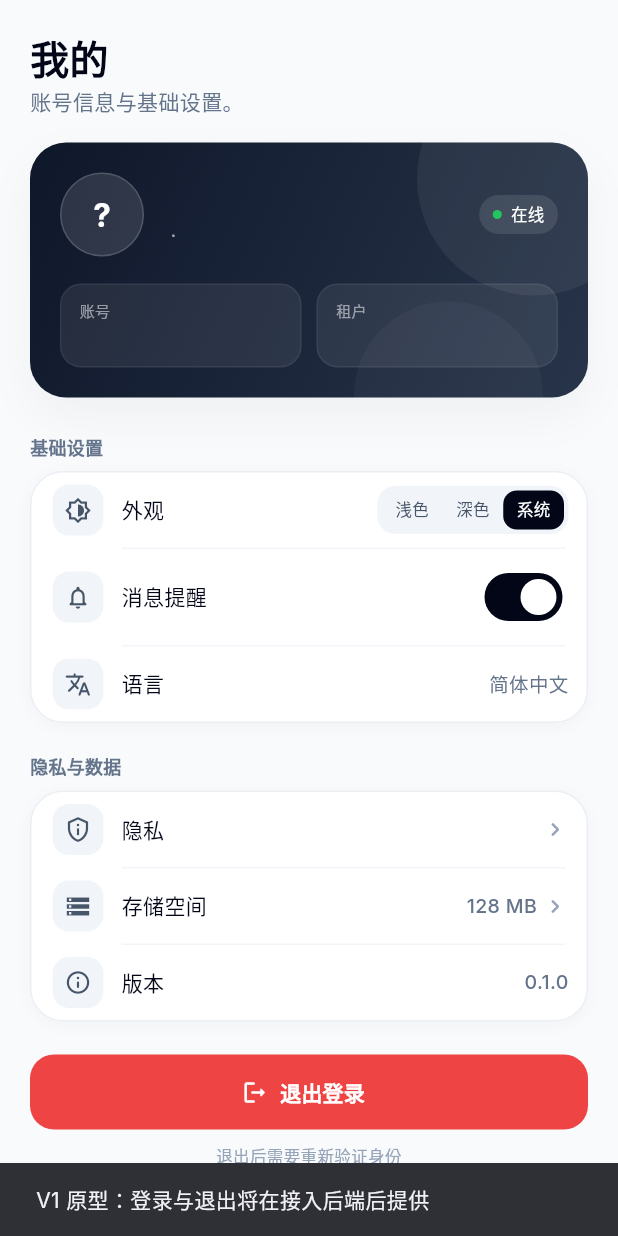
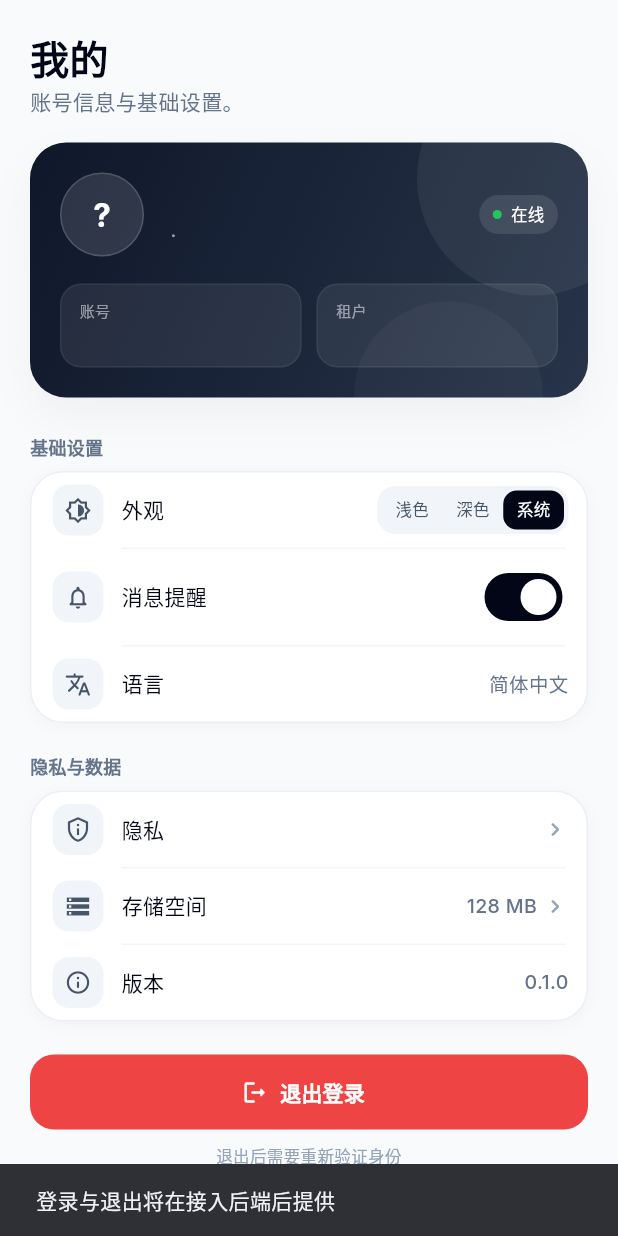
Before and after one commit to kurosann/cs-im-app, a Flutter app: the MePage widget shown alone on an empty page, opened directly, after a tap on "退出登录", on a phone screen of 412 x 824 dp. Run offline on Flutter 3.47's test engine with Material 3 defaults, Android fonts, the light colour scheme and no system bars; our stand-ins replace shared_preferences; missing offline and left inert: encrypt; accounts and stored records are empty.

Commit message:
chore: remove v1 branding

```diff
--- a/lib/config/app_config.dart
+++ b/lib/config/app_config.dart
@@ -6,7 +6,7 @@ abstract final class AppConfig {
     defaultValue: '',
   );
 
-  /// V1 纯前端阶段保持 true；接入后端时传 --dart-define=CS_IM_USE_MOCK=false。
+  /// 纯前端阶段保持 true；接入后端时传 --dart-define=CS_IM_USE_MOCK=false。
   static const bool useMockData = bool.fromEnvironment(
     'CS_IM_USE_MOCK',
     defaultValue: true,
--- a/lib/data/chat_repository.dart
+++ b/lib/data/chat_repository.dart
@@ -6,7 +6,7 @@ import '../models/operator_profile.dart';
 
 /// 数据访问边界。
 ///
-/// UI 与状态层只依赖本接口：V1 使用 [MockChatRepository]，
+/// UI 与状态层只依赖本接口：当前使用 [MockChatRepository]，
 /// 接入 cs-im-route 后端后替换为 RemoteChatRepository 即可。
 abstract interface class ChatRepository {
   Future<List<Conversation>> fetchConversations();
--- a/lib/data/remote/remote_chat_repository.dart
+++ b/lib/data/remote/remote_chat_repository.dart
@@ -7,7 +7,7 @@ import '../chat_repository.dart';
 
 /// 后端对接占位实现。
 ///
-/// V1 纯前端阶段不启用；接入 cs-im-route 时按下方注释逐项实现，
+/// 纯前端阶段不启用；接入 cs-im-route 时按下方注释逐项实现，
 /// UI / AppStore 不需要改动。
 class RemoteChatRepository implements ChatRepository {
   RemoteChatRepository({required this.baseUrl});
--- a/lib/data/translation_service.dart
+++ b/lib/data/translation_service.dart
@@ -1,7 +1,7 @@
 import '../models/translation_language.dart';
 import '../models/translation_provider.dart';
 
-/// 机器翻译边界。V1 使用公共翻译源；接入后端后替换实现即可。
+/// 机器翻译边界。当前使用公共翻译源；接入后端后替换实现即可。
 abstract interface class TranslationService {
   Future<String> translate({
     required String text,
--- a/lib/models/chat_message.dart
+++ b/lib/models/chat_message.dart
@@ -23,7 +23,7 @@ class ChatMessage {
   final String time;
   final ChatMessageType type;
 
-  /// 媒体资源（V1 为本地 asset；接入后端后替换为媒体 URL）。
+  /// 媒体资源（当前为本地 asset；接入后端后替换为媒体 URL）。
   final String? mediaAsset;
 
   /// 语音 / 视频时长（秒）。
--- a/lib/screens/chat_page.dart
+++ b/lib/screens/chat_page.dart
@@ -255,7 +255,7 @@ class _ChatPageState extends State<ChatPage> {
       return;
     }
     ScaffoldMessenger.of(context)
-        .showSnackBar(SnackBar(content: Text('已添加示例${kind.label}（V1 Mock）')));
+        .showSnackBar(SnackBar(content: Text('已添加示例${kind.label}')));
     WidgetsBinding.instance.addPostFrameCallback((_) {
       if (!_scrollController.hasClients) {
         return;
--- a/lib/screens/me_page.dart
+++ b/lib/screens/me_page.dart
@@ -113,7 +113,7 @@ class _MePageState extends State<MePage> {
                 widget.onLogout ??
                 () {
                   ScaffoldMessenger.of(context).showSnackBar(
-                    const SnackBar(content: Text('V1 原型：登录与退出将在接入后端后提供')),
+                    const SnackBar(content: Text('登录与退出将在接入后端后提供')),
                   );
                 },
             style: FilledButton.styleFrom(
--- a/lib/screens/privacy_policy_page.dart
+++ b/lib/screens/privacy_policy_page.dart
@@ -73,7 +73,7 @@ class PrivacyPolicyPage extends StatelessWidget {
                           borderRadius: BorderRadius.circular(12),
                         ),
                         child: Text(
-                          '提示：本协议为 V1 原型草案，正式上线前需经法务审核。',
+                          '提示：本协议为原型草案，正式上线前需经法务审核。',
                           style: TextStyle(
                             fontSize: 11,
                             height: 1.5,
--- a/lib/screens/storage_agreement_page.dart
+++ b/lib/screens/storage_agreement_page.dart
@@ -73,7 +73,7 @@ class StorageAgreementPage extends StatelessWidget {
                           borderRadius: BorderRadius.circular(12),
                         ),
                         child: Text(
-                          '提示：本协议为 V1 原型草案，正式上线前需经法务审核。',
+                          '提示：本协议为原型草案，正式上线前需经法务审核。',
                           style: TextStyle(
                             fontSize: 11,
                             height: 1.5,
--- a/pubspec.yaml
+++ b/pubspec.yaml
@@ -1,5 +1,5 @@
 name: cs_im_app
-description: "聚合客服系统 CS-IM V1 移动端（Flutter）"
+description: "聚合客服系统 CS-IM 移动端（Flutter）"
 # The following line prevents the package from being accidentally published to
 # pub.dev using `flutter pub publish`. This is preferred for private packages.
 publish_to: 'none' # Remove this line if you wish to publish to pub.dev
```
Also changed, not shown: 6 other files.
